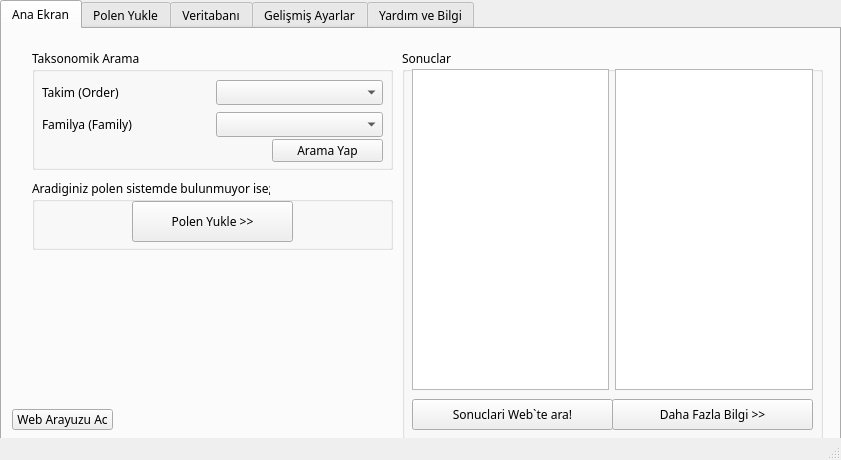
First picture: the form in pollen_classification_ui/src/ui.ui, repository mcagriaksoy/pollen_multi_class_ai, before the edit.
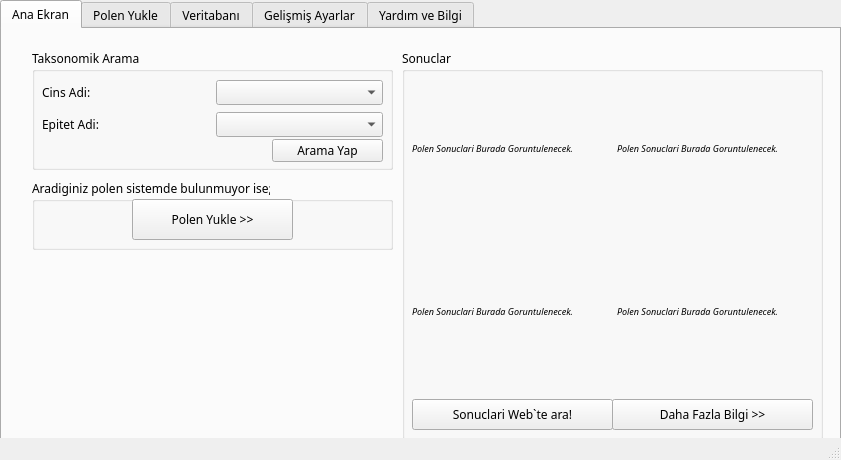
Second picture: the form after the edit. Icons and pictures are not drawn.

```diff
--- a/pollen_classification_ui/src/ui.ui
+++ b/pollen_classification_ui/src/ui.ui
@@ -57,19 +57,6 @@
      <attribute name="title">
       <string>Ana Ekran</string>
      </attribute>
-     <widget class="QPushButton" name="pushButton_8">
-      <property name="geometry">
-       <rect>
-        <x>10</x>
-        <y>380</y>
-        <width>101</width>
-        <height>21</height>
-       </rect>
-      </property>
-      <property name="text">
-       <string>Web Arayuzu Ac</string>
-      </property>
-     </widget>
      <widget class="QGroupBox" name="groupBox_8">
       <property name="geometry">
        <rect>
@@ -101,14 +88,14 @@
         <item row="0" column="0">
          <widget class="QLabel" name="label_12">
           <property name="text">
-           <string>Takim (Order)</string>
+           <string>Cins Adi:</string>
           </property>
          </widget>
         </item>
         <item row="1" column="0">
          <widget class="QLabel" name="label_13">
           <property name="text">
-           <string>Familya (Family)</string>
+           <string>Epitet Adi:</string>
           </property>
          </widget>
         </item>
@@ -145,16 +132,82 @@
         <rect>
          <x>10</x>
          <y>20</y>
-         <width>401</width>
+         <width>404</width>
          <height>321</height>
         </rect>
        </property>
        <layout class="QHBoxLayout" name="horizontalLayout_4">
         <item>
-         <widget class="QListWidget" name="listWidget_4"/>
-        </item>
-        <item>
-         <widget class="QListWidget" name="listWidget_2"/>
+         <layout class="QGridLayout" name="gridLayout_3">
+          <item row="1" column="0">
+           <widget class="QLabel" name="mikroskop_2">
+            <property name="font">
+             <font>
+              <family>MS Reference Sans Serif</family>
+              <pointsize>7</pointsize>
+              <italic>true</italic>
+             </font>
+            </property>
+            <property name="text">
+             <string>Polen Sonuclari Burada Goruntulenecek.</string>
+            </property>
+            <property name="scaledContents">
+             <bool>true</bool>
+            </property>
+           </widget>
+          </item>
+          <item row="0" column="0">
+           <widget class="QLabel" name="google_img">
+            <property name="font">
+             <font>
+              <family>MS Reference Sans Serif</family>
+              <pointsize>7</pointsize>
+              <italic>true</italic>
+             </font>
+            </property>
+            <property name="text">
+             <string>Polen Sonuclari Burada Goruntulenecek.</string>
+            </property>
+            <property name="scaledContents">
+             <bool>true</bool>
+            </property>
+           </widget>
+          </item>
+          <item row="0" column="1">
+           <widget class="QLabel" name="mikroskop_1">
+            <property name="font">
+             <font>
+              <family>MS Reference Sans Serif</family>
+              <pointsize>7</pointsize>
+              <italic>true</italic>
+             </font>
+            </property>
+            <property name="text">
+             <string>Polen Sonuclari Burada Goruntulenecek.</string>
+            </property>
+            <property name="scaledContents">
+             <bool>true</bool>
+            </property>
+           </widget>
+          </item>
+          <item row="1" column="1">
+           <widget class="QLabel" name="mikroskop_3">
+            <property name="font">
+             <font>
+              <family>MS Reference Sans Serif</family>
+              <pointsize>7</pointsize>
+              <italic>true</italic>
+             </font>
+            </property>
+            <property name="text">
+             <string>Polen Sonuclari Burada Goruntulenecek.</string>
+            </property>
+            <property name="scaledContents">
+             <bool>true</bool>
+            </property>
+           </widget>
+          </item>
+         </layout>
         </item>
        </layout>
       </widget>
@@ -201,7 +254,7 @@
        <property name="geometry">
         <rect>
          <x>100</x>
-         <y>22</y>
+         <y>20</y>
          <width>161</width>
          <height>41</height>
         </rect>
@@ -779,6 +832,26 @@
        <bool>false</bool>
       </property>
      </widget>
+     <widget class="QListWidget" name="listWidget_4">
+      <property name="geometry">
+       <rect>
+        <x>238</x>
+        <y>100</y>
+        <width>196</width>
+        <height>319</height>
+       </rect>
+      </property>
+     </widget>
+     <widget class="QListWidget" name="listWidget_2">
+      <property name="geometry">
+       <rect>
+        <x>440</x>
+        <y>100</y>
+        <width>197</width>
+        <height>319</height>
+       </rect>
+      </property>
+     </widget>
     </widget>
     <widget class="QWidget" name="tab_2">
      <attribute name="title">
```
Left out of the diff: 81 changed lines with no effect on the pictures.
